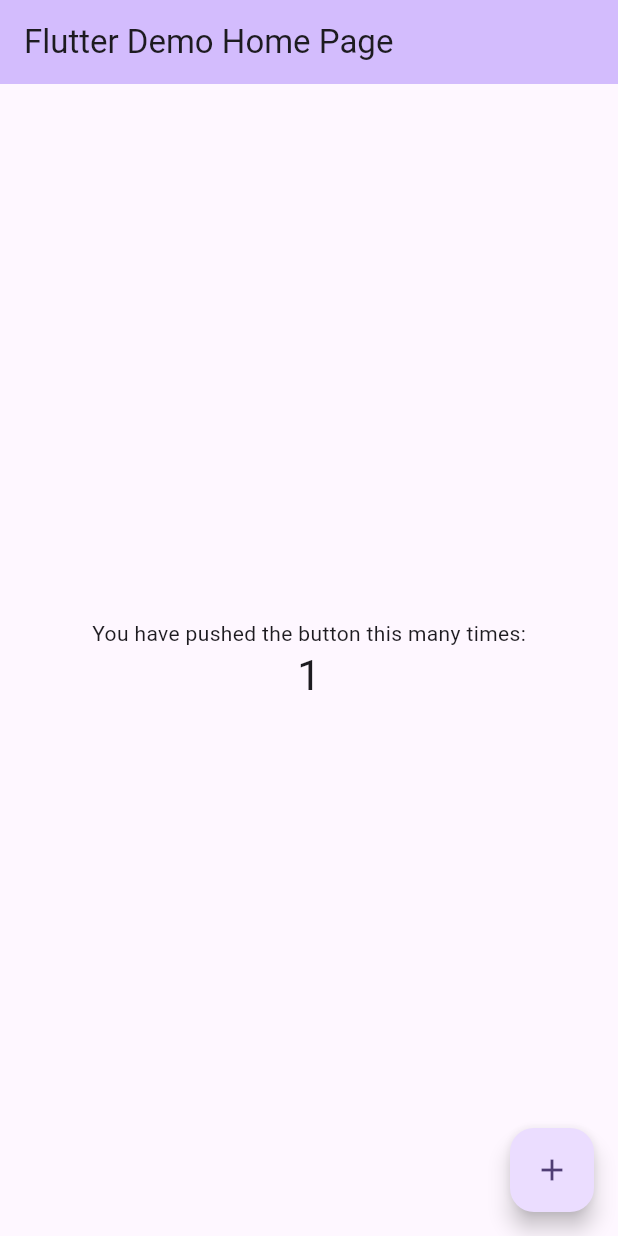
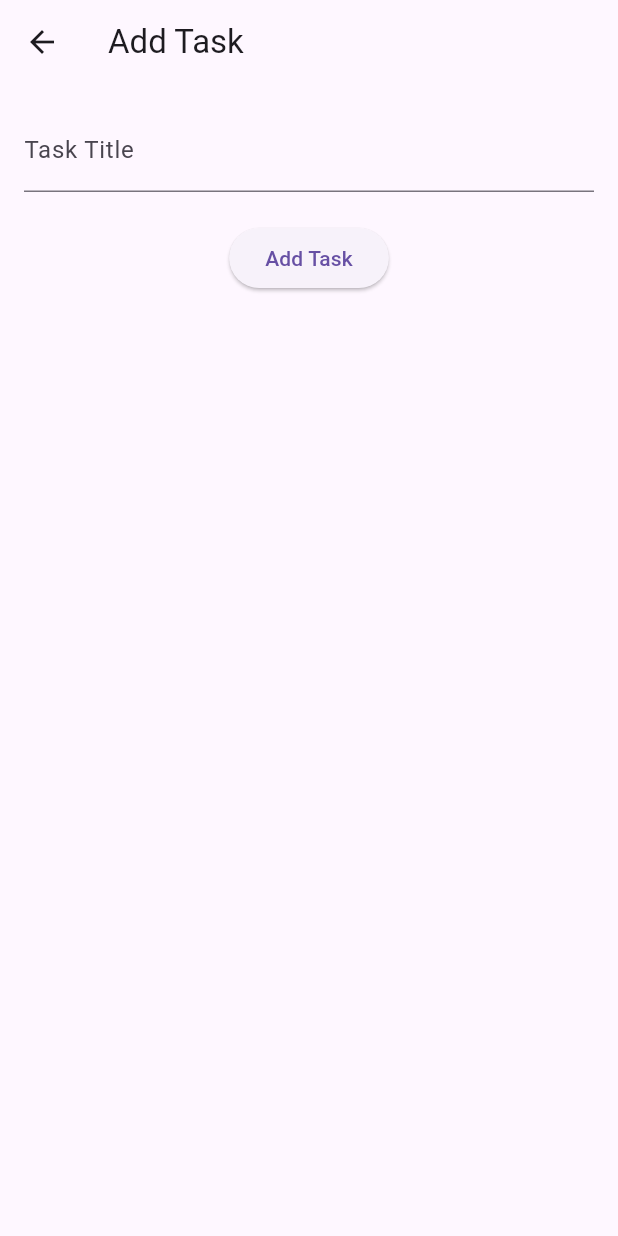
Before and after one commit to ajimzz-gws/TASKLY, a Flutter app: the screen it shows after launch, after a tap on the "add" icon, on a phone screen of 412 x 824 dp. Run offline on Flutter 3.47's test engine with Material 3 defaults, Android fonts, the phone set to English and light mode, and no system bars; our stand-ins replace sqflite; accounts and stored records are empty.

Commit message:
initial setup, create essential files, and some UI

```diff
--- a/lib/main.dart
+++ b/lib/main.dart
@@ -1,125 +1,20 @@
 import 'package:flutter/material.dart';
+import 'screens/home_screen.dart'; // Ensure this file exists
 
 void main() {
-  runApp(const MyApp());
+  runApp(TasklyApp());
 }
 
-class MyApp extends StatelessWidget {
-  const MyApp({super.key});
-
-  // This widget is the root of your application.
+class TasklyApp extends StatelessWidget {
   @override
   Widget build(BuildContext context) {
     return MaterialApp(
-      title: 'Flutter Demo',
+      title: 'Taskly',
       theme: ThemeData(
-        // This is the theme of your application.
-        //
-        // TRY THIS: Try running your application with "flutter run". You'll see
-        // the application has a purple toolbar. Then, without quitting the app,
-        // try changing the seedColor in the colorScheme below to Colors.green
-        // and then invoke "hot reload" (save your changes or press the "hot
-        // reload" button in a Flutter-supported IDE, or press "r" if you used
-        // the command line to start the app).
-        //
-        // Notice that the counter didn't reset back to zero; the application
-        // state is not lost during the reload. To reset the state, use hot
-        // restart instead.
-        //
-        // This works for code too, not just values: Most code changes can be
-        // tested with just a hot reload.
-        colorScheme: ColorScheme.fromSeed(seedColor: Colors.deepPurple),
-        useMaterial3: true,
+        primarySwatch: Colors.blue,
+        visualDensity: VisualDensity.adaptivePlatformDensity,
       ),
-      home: const MyHomePage(title: 'Flutter Demo Home Page'),
+      home: const HomeScreen(), // Ensure Homescreen is properly imported
     );
   }
 }
-
-class MyHomePage extends StatefulWidget {
-  const MyHomePage({super.key, required this.title});
-
-  // This widget is the home page of your application. It is stateful, meaning
-  // that it has a State object (defined below) that contains fields that affect
-  // how it looks.
-
-  // This class is the configuration for the state. It holds the values (in this
-  // case the title) provided by the parent (in this case the App widget) and
-  // used by the build method of the State. Fields in a Widget subclass are
-  // always marked "final".
-
-  final String title;
-
-  @override
-  State<MyHomePage> createState() => _MyHomePageState();
-}
-
-class _MyHomePageState extends State<MyHomePage> {
-  int _counter = 0;
-
-  void _incrementCounter() {
-    setState(() {
-      // This call to setState tells the Flutter framework that something has
-      // changed in this State, which causes it to rerun the build method below
-      // so that the display can reflect the updated values. If we changed
-      // _counter without calling setState(), then the build method would not be
-      // called again, and so nothing would appear to happen.
-      _counter++;
-    });
-  }
-
-  @override
-  Widget build(BuildContext context) {
-    // This method is rerun every time setState is called, for instance as done
-    // by the _incrementCounter method above.
-    //
-    // The Flutter framework has been optimized to make rerunning build methods
-    // fast, so that you can just rebuild anything that needs updating rather
-    // than having to individually change instances of widgets.
-    return Scaffold(
-      appBar: AppBar(
-        // TRY THIS: Try changing the color here to a specific color (to
-        // Colors.amber, perhaps?) and trigger a hot reload to see the AppBar
-        // change color while the other colors stay the same.
-        backgroundColor: Theme.of(context).colorScheme.inversePrimary,
-        // Here we take the value from the MyHomePage object that was created by
-        // the App.build method, and use it to set our appbar title.
-        title: Text(widget.title),
-      ),
-      body: Center(
-        // Center is a layout widget. It takes a single child and positions it
-        // in the middle of the parent.
-        child: Column(
-          // Column is also a layout widget. It takes a list of children and
-          // arranges them vertically. By default, it sizes itself to fit its
-          // children horizontally, and tries to be as tall as its parent.
-          //
-          // Column has various properties to control how it sizes itself and
-          // how it positions its children. Here we use mainAxisAlignment to
-          // center the children vertically; the main axis here is the vertical
-          // axis because Columns are vertical (the cross axis would be
-          // horizontal).
-          //
-          // TRY THIS: Invoke "debug painting" (choose the "Toggle Debug Paint"
-          // action in the IDE, or press "p" in the console), to see the
-          // wireframe for each widget.
-          mainAxisAlignment: MainAxisAlignment.center,
-          children: <Widget>[
-            const Text(
-              'You have pushed the button this many times:',
-            ),
-            Text(
-              '$_counter',
-              style: Theme.of(context).textTheme.headlineMedium,
-            ),
-          ],
-        ),
-      ),
-      floatingActionButton: FloatingActionButton(
-        onPressed: _incrementCounter,
-        tooltip: 'Increment',
-        child: const Icon(Icons.add),
-      ), // This trailing comma makes auto-formatting nicer for build methods.
-    );
-  }
-}
--- /dev/null
+++ b/lib/models/task.dart
@@ -0,0 +1,23 @@
+class Task {
+  final int? id;
+  final String title;
+  final bool isCompleted;
+
+  Task({this.id, required this.title, this.isCompleted = false});
+
+  Map<String, dynamic> toMap() {
+    return {
+      'id': id,
+      'title': title,
+      'isCompleted': isCompleted ? 1 : 0,
+    };
+  }
+
+  factory Task.fromMap(Map<String, dynamic> map) {
+    return Task(
+      id: map['id'],
+      title: map['title'],
+      isCompleted: map['isCompleted'] == 1,
+    );
+  }
+}
--- /dev/null
+++ b/lib/screens/add_task_screen.dart
@@ -0,0 +1,30 @@
+import 'package:flutter/material.dart';
+
+class AddTaskScreen extends StatelessWidget {
+  final TextEditingController taskController = TextEditingController();
+
+  @override
+  Widget build(BuildContext context) {
+    return Scaffold(
+      appBar: AppBar(title: Text('Add Task')),
+      body: Padding(
+        padding: const EdgeInsets.all(16.0),
+        child: Column(
+          children: [
+            TextField(
+              controller: taskController,
+              decoration: InputDecoration(labelText: 'Task Title'),
+            ),
+            SizedBox(height: 20),
+            ElevatedButton(
+              child: Text('Add Task'),
+              onPressed: () {
+                // Add logic to save task
+              },
+            ),
+          ],
+        ),
+      ),
+    );
+  }
+}
--- /dev/null
+++ b/lib/screens/home_screen.dart
@@ -0,0 +1,24 @@
+import 'package:flutter/material.dart';
+import '../widgets/task_list.dart';
+import 'add_task_screen.dart';
+
+class HomeScreen extends StatelessWidget {
+  const HomeScreen({super.key});
+
+  @override
+  Widget build(BuildContext context) {
+    return Scaffold(
+      appBar: AppBar(title: Text('Taskly')),
+      body: TaskList(),
+      floatingActionButton: FloatingActionButton(
+        child: Icon(Icons.add),
+        onPressed: () {
+          Navigator.push(
+            context,
+            MaterialPageRoute(builder: (context) => AddTaskScreen()),
+          );
+        },
+      ),
+    );
+  }
+}
--- /dev/null
+++ b/lib/widgets/task_list.dart
@@ -0,0 +1,14 @@
+import 'package:flutter/material.dart';
+import 'task_title.dart';
+
+class TaskList extends StatelessWidget {
+  @override
+  Widget build(BuildContext context) {
+    return ListView.builder(
+      itemCount: 10, // Replace with actual task count
+      itemBuilder: (context, index) {
+        return TaskTile();
+      },
+    );
+  }
+}
--- /dev/null
+++ b/lib/widgets/task_title.dart
@@ -0,0 +1,16 @@
+import 'package:flutter/material.dart';
+
+class TaskTile extends StatelessWidget {
+  @override
+  Widget build(BuildContext context) {
+    return ListTile(
+      title: Text('Sample Task'),
+      trailing: Checkbox(
+        value: false, // Replace with task completion state
+        onChanged: (bool? value) {
+          // Handle checkbox toggle
+        },
+      ),
+    );
+  }
+}
--- a/pubspec.yaml
+++ b/pubspec.yaml
@@ -30,6 +30,8 @@ environment:
 dependencies:
   flutter:
     sdk: flutter
+  sqflite: ^2.0.0
+  path: ^1.8.0
 
 
   # The following adds the Cupertino Icons font to your application.
```
Also changed, not shown: lib/services/database_helpers.dart (added, +53 -0 lines), pubspec.lock, 2 other files.
